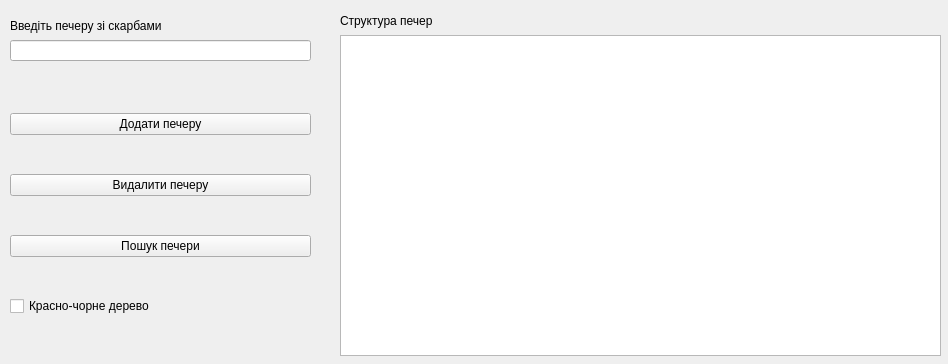
Qt form ui_window_export.ui (ArtemLyah/TA-Labs) before a commit.
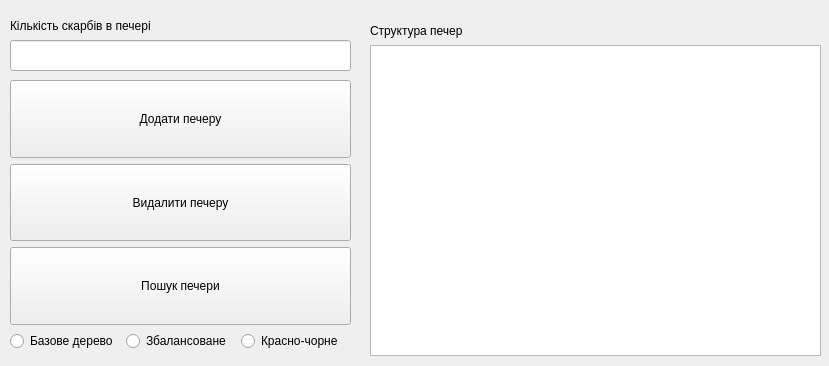
The same form after that commit.

Commit message: updated ui; added basicTree; updated avlTree and rbTree

```diff
--- a/ui_window_export.ui
+++ b/ui_window_export.ui
@@ -2,12 +2,15 @@
 <ui version="4.0">
  <class>MainWindow</class>
  <widget class="QMainWindow" name="MainWindow">
+  <property name="enabled">
+   <bool>true</bool>
+  </property>
   <property name="geometry">
    <rect>
     <x>0</x>
     <y>0</y>
-    <width>948</width>
-    <height>364</height>
+    <width>829</width>
+    <height>366</height>
    </rect>
   </property>
   <property name="windowTitle">
@@ -17,18 +20,21 @@
    <widget class="QTextBrowser" name="textBrowser">
     <property name="geometry">
      <rect>
-      <x>340</x>
-      <y>35</y>
-      <width>601</width>
-      <height>321</height>
+      <x>370</x>
+      <y>45</y>
+      <width>451</width>
+      <height>311</height>
      </rect>
     </property>
+    <property name="layoutDirection">
+     <enum>Qt::LeftToRight</enum>
+    </property>
    </widget>
    <widget class="QLabel" name="label">
     <property name="geometry">
      <rect>
-      <x>340</x>
-      <y>10</y>
+      <x>370</x>
+      <y>20</y>
       <width>131</width>
       <height>21</height>
      </rect>
@@ -47,7 +53,7 @@
      </rect>
     </property>
     <property name="text">
-     <string>Введіть печеру зі скарбами</string>
+     <string>Кількість скарбів в печері</string>
     </property>
    </widget>
    <widget class="QLineEdit" name="lineEdit">
@@ -55,48 +61,119 @@
      <rect>
       <x>10</x>
       <y>40</y>
-      <width>301</width>
-      <height>21</height>
+      <width>341</width>
+      <height>31</height>
      </rect>
     </property>
+    <property name="font">
+     <font>
+      <pointsize>14</pointsize>
+     </font>
+    </property>
+    <property name="layoutDirection">
+     <enum>Qt::LeftToRight</enum>
+    </property>
    </widget>
    <widget class="QWidget" name="verticalLayoutWidget">
     <property name="geometry">
      <rect>
       <x>10</x>
       <y>80</y>
-      <width>301</width>
+      <width>341</width>
       <height>271</height>
      </rect>
     </property>
-    <layout class="QVBoxLayout" name="verticalLayout">
+    <layout class="QVBoxLayout" name="verticalLayout" stretch="2,2,2,3">
      <item>
-      <widget class="QPushButton" name="addNode">
+      <widget class="QPushButton" name="addNodeBtn">
+       <property name="sizePolicy">
+        <sizepolicy hsizetype="Minimum" vsizetype="Minimum">
+         <horstretch>0</horstretch>
+         <verstretch>0</verstretch>
+        </sizepolicy>
+       </property>
        <property name="text">
         <string>Додати печеру</string>
        </property>
       </widget>
      </item>
      <item>
-      <widget class="QPushButton" name="deleteNode">
+      <widget class="QPushButton" name="deleteNodeBtn">
+       <property name="sizePolicy">
+        <sizepolicy hsizetype="Minimum" vsizetype="Minimum">
+         <horstretch>0</horstretch>
+         <verstretch>0</verstretch>
+        </sizepolicy>
+       </property>
        <property name="text">
         <string>Видалити печеру</string>
        </property>
       </widget>
      </item>
      <item>
-      <widget class="QPushButton" name="searchNode">
+      <widget class="QPushButton" name="searchNodeBtn">
+       <property name="sizePolicy">
+        <sizepolicy hsizetype="Minimum" vsizetype="Minimum">
+         <horstretch>0</horstretch>
+         <verstretch>0</verstretch>
+        </sizepolicy>
+       </property>
        <property name="text">
         <string>Пошук печери</string>
        </property>
       </widget>
      </item>
      <item>
-      <widget class="QCheckBox" name="isRedBlue">
-       <property name="text">
-        <string>Красно-чорне дерево</string>
+      <layout class="QHBoxLayout" name="horizontalLayout">
+       <property name="sizeConstraint">
+        <enum>QLayout::SetFixedSize</enum>
        </property>
-      </widget>
+       <item>
+        <widget class="QRadioButton" name="basicTree">
+         <property name="sizePolicy">
+          <sizepolicy hsizetype="Minimum" vsizetype="Maximum">
+           <horstretch>0</horstretch>
+           <verstretch>0</verstretch>
+          </sizepolicy>
+         </property>
+         <property name="text">
+          <string>Базове дерево</string>
+         </property>
+        </widget>
+       </item>
+       <item>
+        <widget class="QRadioButton" name="AVLTree">
+         <property name="enabled">
+          <bool>true</bool>
+         </property>
+         <property name="sizePolicy">
+          <sizepolicy hsizetype="Minimum" vsizetype="Maximum">
+           <horstretch>0</horstretch>
+           <verstretch>0</verstretch>
+          </sizepolicy>
+         </property>
+         <property name="text">
+          <string>Збалансоване</string>
+         </property>
+        </widget>
+       </item>
+       <item>
+        <widget class="QRadioButton" name="RBTree">
+         <property name="enabled">
+          <bool>true</bool>
+         </property>
+         <property name="sizePolicy">
+          <sizepolicy hsizetype="Minimum" vsizetype="Maximum">
+           <horstretch>0</horstretch>
+           <verstretch>0</verstretch>
+          </sizepolicy>
+         </property>
+         <property name="text">
+          <string>Красно-чорне</string>
+         </property>
+        </widget>
+       </item>
+      </layout>
      </item>
     </layout>
    </widget>
```
The commit also changes 5 other files.
